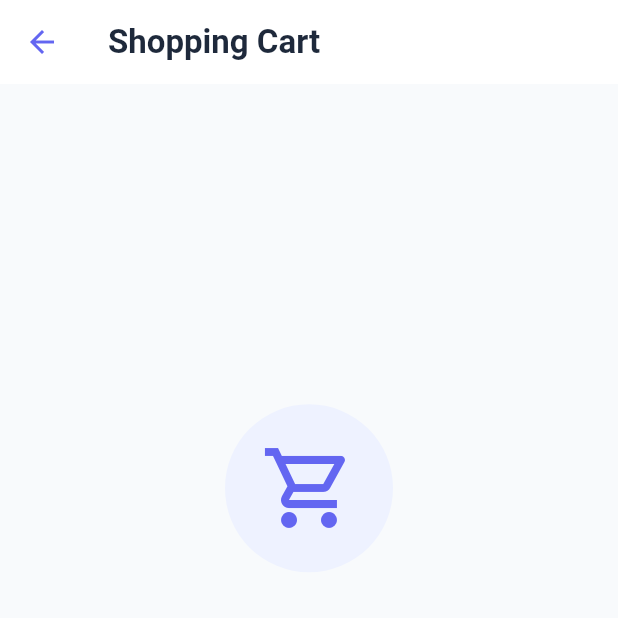
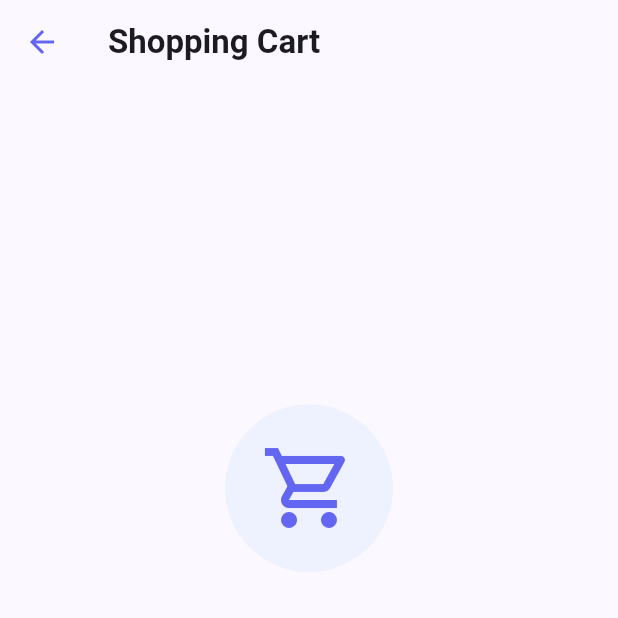
Before and after one commit to Jawad-ali0/Baby_Shop_Hub, a Flutter app: the screen it shows after launch, item 2 of the bottom bar chosen, on a phone screen of 412 x 824 dp, the top half of it. Run offline on Flutter 3.47's test engine with Material 3 defaults, Android fonts, the phone set to English and light mode, and no system bars; our stand-ins replace cached_network_image, connectivity_plus, firebase_auth, firebase_core, firebase_database, firebase_storage and 2 more; accounts and stored records are empty; key blocks and very long unbroken strings in the code were emptied for the run.

Commit message:
Fix cart image display, improve high contrast, and ensure default fonts
- Fixed product image display in cart using OptimizedProductImage widget
- Updated cart screen to use theme-aware colors for better consistency
- Improved high contrast functionality to work properly in both light and dark modes
- Verified app uses default system fonts (Google Fonts not being used)
- Enhanced cart UI with proper theming and image loading
- Fixed base64 image support in cart items

```diff
--- a/lib/main.dart
+++ b/lib/main.dart
@@ -55,12 +55,14 @@ class MyApp extends StatelessWidget {
           final themed = theme.isHighContrast
               ? baseTheme.copyWith(
                   textTheme: baseTheme.textTheme.apply(
-                    bodyColor: Colors.black,
-                    displayColor: Colors.black,
+                    bodyColor: theme.effectiveIsDark ? Colors.white : Colors.black,
+                    displayColor: theme.effectiveIsDark ? Colors.white : Colors.black,
                   ),
                   colorScheme: baseTheme.colorScheme.copyWith(
-                    primary: const Color(0xFF000000),
-                    secondary: const Color(0xFF000000),
+                    primary: theme.effectiveIsDark ? Colors.white : Colors.black,
+                    secondary: theme.effectiveIsDark ? Colors.white : Colors.black,
+                    onSurface: theme.effectiveIsDark ? Colors.white : Colors.black,
+                    onBackground: theme.effectiveIsDark ? Colors.white : Colors.black,
                   ),
                 )
               : baseTheme;
--- a/lib/screens/cart/cart_screen.dart
+++ b/lib/screens/cart/cart_screen.dart
@@ -3,6 +3,7 @@ import 'package:provider/provider.dart';
 import '../../services/cart_service.dart';
 import '../../routes/app_router.dart';
 import '../../services/auth_service.dart';
+import '../../widgets/optimized_image_widget.dart';
 
 class CartScreen extends StatelessWidget {
   const CartScreen({super.key});
@@ -12,16 +13,16 @@ class CartScreen extends StatelessWidget {
     final cart = context.watch<CartService>();
 
     return Scaffold(
-      backgroundColor: const Color(0xFFF8FAFC),
+      backgroundColor: Theme.of(context).colorScheme.surface,
       appBar: AppBar(
-        title: const Text(
+        title: Text(
           'Shopping Cart',
           style: TextStyle(
             fontWeight: FontWeight.bold,
-            color: Color(0xFF1E293B),
+            color: Theme.of(context).colorScheme.onSurface,
           ),
         ),
-        backgroundColor: Colors.white,
+        backgroundColor: Theme.of(context).colorScheme.surface,
         surfaceTintColor: Colors.transparent,
         elevation: 0,
         leading: IconButton(
@@ -101,11 +102,11 @@ class CartScreen extends StatelessWidget {
         final item = cart.items[i];
         return Container(
           decoration: BoxDecoration(
-            color: Colors.white,
+            color: Theme.of(context).colorScheme.surface,
             borderRadius: BorderRadius.circular(16),
             boxShadow: [
               BoxShadow(
-                color: Colors.black.withValues(alpha: 0.05),
+                color: Theme.of(context).colorScheme.shadow.withValues(alpha: 0.1),
                 blurRadius: 10,
                 offset: const Offset(0, 4),
               ),
@@ -124,17 +125,11 @@ class CartScreen extends StatelessWidget {
                     borderRadius: BorderRadius.circular(12),
                   ),
                   child: item.productImage.isNotEmpty
-                      ? ClipRRect(
+                      ? OptimizedProductImage(
+                          imageUrl: item.productImage,
+                          width: 80,
+                          height: 80,
                           borderRadius: BorderRadius.circular(12),
-                          child: Image.network(
-                            item.productImage,
-                            fit: BoxFit.cover,
-                            errorBuilder: (context, error, stackTrace) =>
-                                const Icon(
-                                  Icons.image,
-                                  color: Color(0xFF94A3B8),
-                                ),
-                          ),
                         )
                       : const Icon(Icons.image, color: Color(0xFF94A3B8)),
                 ),
@@ -147,10 +142,10 @@ class CartScreen extends StatelessWidget {
                     children: [
                       Text(
                         item.productName,
-                        style: const TextStyle(
+                        style: TextStyle(
                           fontSize: 16,
                           fontWeight: FontWeight.w600,
-                          color: Color(0xFF1E293B),
+                          color: Theme.of(context).colorScheme.onSurface,
                         ),
                         maxLines: 2,
                         overflow: TextOverflow.ellipsis,
```
